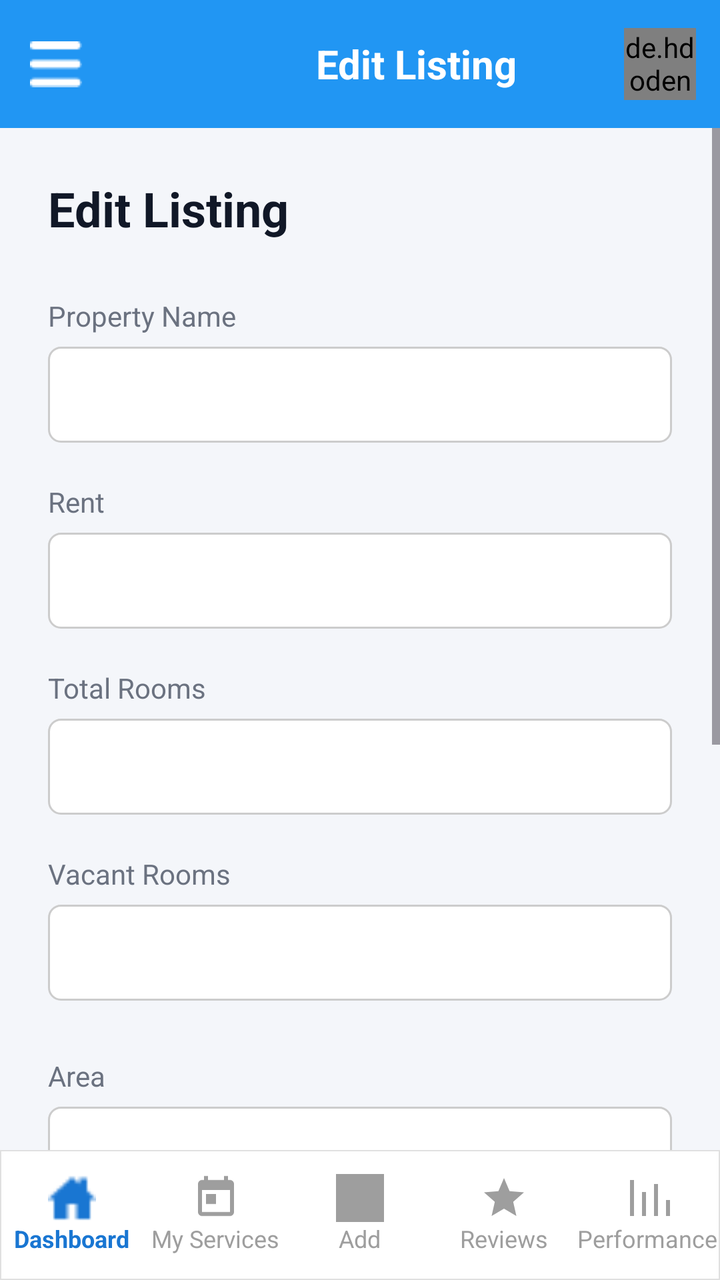
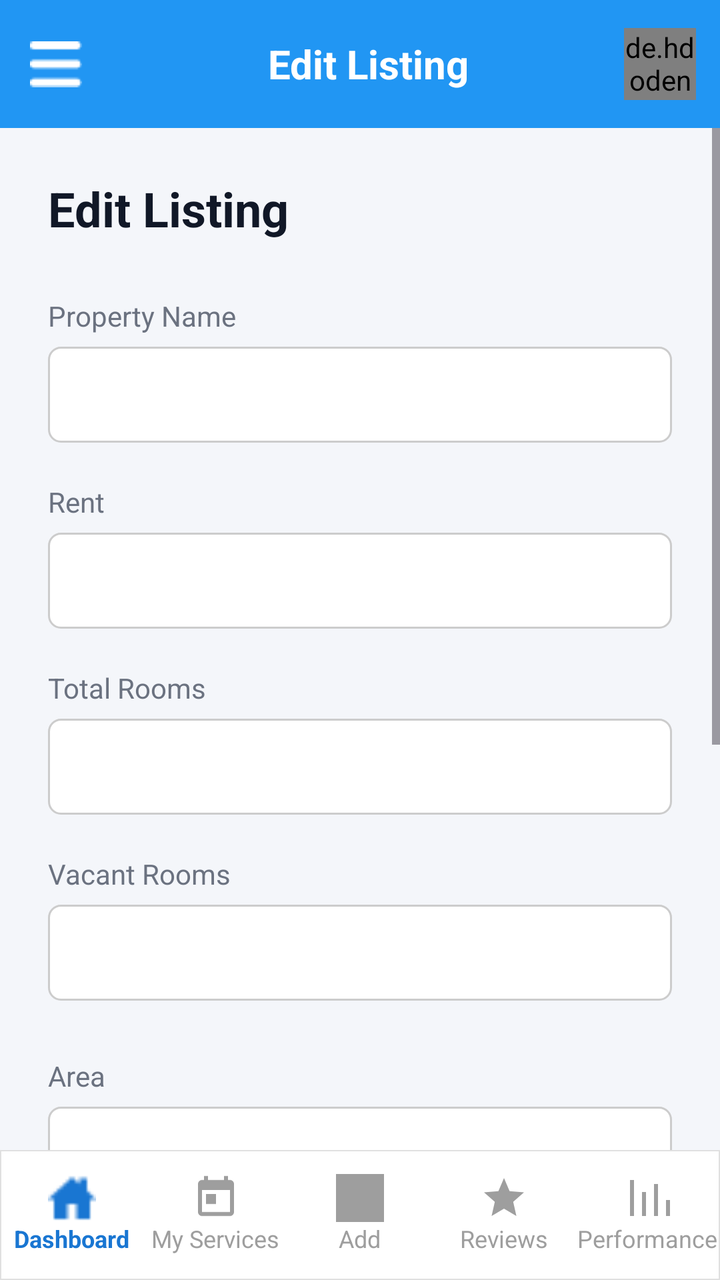

An Android layout rendered at two revisions. The XML below is the earlier revision; the diff shows what the commit changed to produce the second picture.
<!-- AndroidManifest.xml: application theme Theme.CampusSaathi -->
<!-- res/layout/activity_owner_edit_listing.xml -->
<?xml version="1.0" encoding="utf-8"?>
<androidx.drawerlayout.widget.DrawerLayout
    xmlns:android="http://schemas.android.com/apk/res/android"
    xmlns:app="http://schemas.android.com/apk/res-auto"
    android:id="@+id/drawerLayout"
    android:layout_width="match_parent"
    android:layout_height="match_parent">

    <androidx.coordinatorlayout.widget.CoordinatorLayout
        android:layout_width="match_parent"
        android:layout_height="match_parent"
        android:background="#F4F6FA">

        
        <androidx.appcompat.widget.Toolbar
            android:id="@+id/toolbar"
            android:layout_width="match_parent"
            android:layout_height="?attr/actionBarSize"
            android:background="#2196F3"
            app:navigationIcon="@drawable/ic_menu">

            <LinearLayout
                android:layout_width="match_parent"
                android:layout_height="match_parent"
                android:gravity="center_vertical"
                android:orientation="horizontal">

                <Space
                    android:layout_width="48dp"
                    android:layout_height="match_parent"/>

                <TextView
                    android:layout_width="0dp"
                    android:layout_height="wrap_content"
                    android:layout_weight="1"
                    android:gravity="center"
                    android:text="Edit Listing"
                    android:textColor="#FFFFFF"
                    android:textSize="20sp"
                    android:textStyle="bold"/>

                <de.hdodenhof.circleimageview.CircleImageView
                    android:id="@+id/headerProfile"
                    android:layout_width="36dp"
                    android:layout_height="36dp"
                    android:layout_marginEnd="12dp"
                    android:src="@drawable/default_avatar"
                    android:scaleType="centerCrop"
                    app:civ_border_width="1dp"
                    app:civ_border_color="#DDDDDD"/>

            </LinearLayout>

        </androidx.appcompat.widget.Toolbar>


        
        <LinearLayout
            android:layout_width="match_parent"
            android:layout_height="match_parent"
            android:orientation="vertical"
            android:layout_marginTop="?attr/actionBarSize">

            
            <ScrollView
                android:layout_width="match_parent"
                android:layout_height="0dp"
                android:layout_weight="1">

                
                <LinearLayout
                    android:paddingStart="24dp"
                    android:paddingEnd="24dp"
                    android:paddingTop="24dp"
                    android:paddingBottom="32dp"
                    android:orientation="vertical"
                    android:layout_width="match_parent"
                    android:layout_height="wrap_content">

                    
                    <TextView
                        android:text="Edit Listing"
                        android:textSize="24sp"
                        android:textStyle="bold"
                        android:textColor="#111827"
                        android:layout_marginBottom="28dp"
                        android:layout_width="wrap_content"
                        android:layout_height="wrap_content"/>

                    
                    <LinearLayout
                        android:id="@+id/layoutRoom"
                        android:orientation="vertical"
                        android:layout_width="match_parent"
                        android:layout_height="wrap_content">

                        <TextView
                            android:text="Property Name"
                            android:textSize="14sp"
                            android:textColor="#6B7280"
                            android:layout_marginBottom="6dp"
                            android:layout_width="wrap_content"
                            android:layout_height="wrap_content"/>

                        <EditText
                            android:id="@+id/etPropertyName"
                            android:background="@drawable/edit_bg"
                            android:padding="14dp"
                            android:layout_marginBottom="20dp"
                            android:layout_width="match_parent"
                            android:layout_height="48dp"/>

                        <TextView
                            android:text="Rent"
                            android:textSize="14sp"
                            android:textColor="#6B7280"
                            android:layout_marginBottom="6dp"
                            android:layout_width="wrap_content"
                            android:layout_height="wrap_content"/>

                        <EditText
                            android:id="@+id/etRent"
                            android:inputType="number"
                            android:background="@drawable/edit_bg"
                            android:padding="14dp"
                            android:layout_marginBottom="20dp"
                            android:layout_width="match_parent"
                            android:layout_height="48dp"/>

                        <TextView
                            android:text="Total Rooms"
                            android:textSize="14sp"
                            android:textColor="#6B7280"
                            android:layout_marginBottom="6dp"
                            android:layout_width="wrap_content"
                            android:layout_height="wrap_content"/>

                        <EditText
                            android:id="@+id/etTotalUnits"
                            android:inputType="number"
                            android:background="@drawable/edit_bg"
                            android:padding="14dp"
                            android:layout_marginBottom="20dp"
                            android:layout_width="match_parent"
                            android:layout_height="48dp"/>

                        <TextView
                            android:text="Vacant Rooms"
                            android:textSize="14sp"
                            android:textColor="#6B7280"
                            android:layout_marginBottom="6dp"
                            android:layout_width="wrap_content"
                            android:layout_height="wrap_content"/>

                        <EditText
                            android:id="@+id/etAvailableUnits"
                            android:inputType="number"
                            android:background="@drawable/edit_bg"
                            android:padding="14dp"
                            android:layout_marginBottom="28dp"
                            android:layout_width="match_parent"
                            android:layout_height="48dp"/>

                    </LinearLayout>

                    
                    <LinearLayout
                        android:id="@+id/layoutMess"
                        android:visibility="gone"
                        android:orientation="vertical"
                        android:layout_width="match_parent"
                        android:layout_height="wrap_content">

                        <TextView
                            android:text="Mess Name"
                            android:textSize="14sp"
                            android:textColor="#6B7280"
                            android:layout_marginBottom="6dp"
                            android:layout_width="wrap_content"
                            android:layout_height="wrap_content"/>

                        <EditText
                            android:id="@+id/etMessName"
                            android:background="@drawable/edit_bg"
                            android:padding="14dp"
                            android:layout_marginBottom="20dp"
                            android:layout_width="match_parent"
                            android:layout_height="48dp"/>

                        <TextView
                            android:text="Monthly Charge"
                            android:textSize="14sp"
                            android:textColor="#6B7280"
                            android:layout_marginBottom="6dp"
                            android:layout_width="wrap_content"
                            android:layout_height="wrap_content"/>

                        <EditText
                            android:id="@+id/etMonthlyCharge"
                            android:inputType="number"
                            android:background="@drawable/edit_bg"
                            android:padding="14dp"
                            android:layout_marginBottom="20dp"
                            android:layout_width="match_parent"
                            android:layout_height="48dp"/>

                        <TextView
                            android:text="Daily Charge"
                            android:textSize="14sp"
                            android:textColor="#6B7280"
                            android:layout_marginBottom="6dp"
                            android:layout_width="wrap_content"
                            android:layout_height="wrap_content"/>

                        <EditText
                            android:id="@+id/etDailyCharge"
                            android:inputType="number"
                            android:background="@drawable/edit_bg"
                            android:padding="14dp"
                            android:layout_marginBottom="28dp"
                            android:layout_width="match_parent"
                            android:layout_height="48dp"/>

                    </LinearLayout>

                    
                    <LinearLayout
                        android:id="@+id/layoutTuition"
                        android:visibility="gone"
                        android:orientation="vertical"
                        android:layout_width="match_parent"
                        android:layout_height="wrap_content">

                        <TextView
                            android:text="Tuition Name"
                            android:textSize="14sp"
                            android:textColor="#6B7280"
                            android:layout_marginBottom="6dp"
                            android:layout_width="wrap_content"
                            android:layout_height="wrap_content"/>

                        <EditText
                            android:id="@+id/etTuitionName"
                            android:background="@drawable/edit_bg"
                            android:padding="14dp"
                            android:layout_marginBottom="20dp"
                            android:layout_width="match_parent"
                            android:layout_height="48dp"/>

                        <TextView
                            android:text="Fees"
                            android:textSize="14sp"
                            android:textColor="#6B7280"
                            android:layout_marginBottom="6dp"
                            android:layout_width="wrap_content"
                            android:layout_height="wrap_content"/>

                        <EditText
                            android:id="@+id/etFees"
                            android:inputType="number"
                            android:background="@drawable/edit_bg"
                            android:padding="14dp"
                            android:layout_marginBottom="20dp"
                            android:layout_width="match_parent"
                            android:layout_height="48dp"/>

                        <TextView
                            android:text="Duration"
                            android:textSize="14sp"
                            android:textColor="#6B7280"
                            android:layout_marginBottom="6dp"
                            android:layout_width="wrap_content"
                            android:layout_height="wrap_content"/>

                        <EditText
                            android:id="@+id/etDuration"
                            android:background="@drawable/edit_bg"
                            android:padding="14dp"
                            android:layout_marginBottom="28dp"
                            android:layout_width="match_parent"
                            android:layout_height="48dp"/>

                    </LinearLayout>

                    

                    <TextView
                        android:text="Area"
                        android:textSize="14sp"
                        android:textColor="#6B7280"
                        android:layout_marginBottom="6dp"
                        android:layout_width="wrap_content"
                        android:layout_height="wrap_content"/>

                    <EditText
                        android:id="@+id/etArea"
                        android:background="@drawable/edit_bg"
                        android:padding="14dp"
                        android:layout_marginBottom="20dp"
                        android:layout_width="match_parent"
                        android:layout_height="48dp"/>

                    <TextView
                        android:text="City"
                        android:textSize="14sp"
                        android:textColor="#6B7280"
                        android:layout_marginBottom="6dp"
                        android:layout_width="wrap_content"
                        android:layout_height="wrap_content"/>

                    <EditText
                        android:id="@+id/etCity"
                        android:background="@drawable/edit_bg"
                        android:padding="14dp"
                        android:layout_marginBottom="20dp"
                        android:layout_width="match_parent"
                        android:layout_height="48dp"/>

                    <TextView
                        android:text="Landmark"
                        android:textSize="14sp"
                        android:textColor="#6B7280"
                        android:layout_marginBottom="6dp"
                        android:layout_width="wrap_content"
                        android:layout_height="wrap_content"/>

                    <EditText
                        android:id="@+id/etLandmark"
                        android:background="@drawable/edit_bg"
                        android:padding="14dp"
                        android:layout_marginBottom="32dp"
                        android:layout_width="match_parent"
                        android:layout_height="48dp"/>

                    
                    <Button
                        android:id="@+id/btnSave"
                        android:text="Save Changes"
                        android:textAllCaps="false"
                        android:textSize="16sp"
                        android:textStyle="bold"
                        android:layout_marginTop="8dp"
                        android:backgroundTint="#2563EB"
                        android:textColor="@android:color/white"
                        android:layout_width="match_parent"
                        android:layout_height="52dp"/>

                </LinearLayout>

            </ScrollView>


            
            <com.google.android.material.bottomnavigation.BottomNavigationView
                android:id="@+id/bottomNav"
                android:layout_width="match_parent"
                android:layout_height="wrap_content"
                android:minHeight="65dp"
                android:layout_gravity="bottom"
                android:background="@drawable/bottom_nav_bg"
                app:menu="@menu/owner_bottom_menu"
                app:itemIconSize="24dp"
                app:itemIconTint="@color/bottom_nav_selector"
                app:itemTextColor="@color/bottom_nav_selector"
                app:itemTextAppearanceActive="@style/TextAppearance.AppCompat.Caption"
                app:itemTextAppearanceInactive="@style/TextAppearance.AppCompat.Caption"
                app:labelVisibilityMode="labeled"/>

        </LinearLayout>

    </androidx.coordinatorlayout.widget.CoordinatorLayout>


    
    <com.google.android.material.navigation.NavigationView
        android:id="@+id/navigation_view"
        android:layout_width="280dp"
        android:layout_height="match_parent"
        android:layout_gravity="start"
        android:fitsSystemWindows="true"
        app:itemBackground="@drawable/nav_item_background"
        app:menu="@menu/owner_menu_drawer"/>

</androidx.drawerlayout.widget.DrawerLayout>
<!-- resources referenced by this layout -->
<resources>
  <!-- drawable bottom_nav_bg (drawable) -->
  <shape xmlns:android="http://schemas.android.com/apk/res/android">
      <solid android:color="#ffffff"/>
      <stroke
          android:width="0.5dp"
          android:color="#E0E0E0"/>
  </shape>
  <!-- drawable default_avatar (drawable) -->
  <vector xmlns:android="http://schemas.android.com/apk/res/android"
      android:width="100dp"
      android:height="100dp"
      android:viewportWidth="24"
      android:viewportHeight="24">
  
      
      <path
          android:fillColor="#E3F2FD"
          android:pathData="M12,2A10,10 0,1 1,2 12A10,10 0,0 1,12 2Z"/>
  
      
      <path
          android:fillColor="#2196F3"
          android:pathData="M12,6A3,3 0,1 1,9 9A3,3 0,0 1,12 6Z"/>
  
      
      <path
          android:fillColor="#2196F3"
          android:pathData="M12,12c-3,0 -6,1.5 -6,4v1h12v-1c0,-2.5 -3,-4 -6,-4z"/>
  </vector>
  <!-- drawable edit_bg (drawable) -->
  <shape xmlns:android="http://schemas.android.com/apk/res/android">
      <solid android:color="#FFFFFF"/>
      <stroke android:width="1dp" android:color="#CCCCCC"/>
      <corners android:radius="6dp"/>
  </shape>
  <!-- drawable ic_menu: png bitmap (drawable, 269 bytes) -->
  <!-- drawable nav_item_background (drawable) -->
  <selector xmlns:android="http://schemas.android.com/apk/res/android">
  
      
      <item
          android:drawable="@drawable/bg_role_selected"
          android:state_checked="true"/>
  
      
      <item
          android:drawable="@drawable/bg_role_unselected"/>
  
  </selector>
  <style name="Theme.CampusSaathi" parent="Base.Theme.CampusSaathi" />
  <!-- drawable bg_role_selected (drawable) -->
  <shape xmlns:android="http://schemas.android.com/apk/res/android">
      <solid android:color="#E3F2FD"/>
      <stroke
          android:width="2dp"
          android:color="#2979FF"/>
      <corners android:radius="12dp"/>
  </shape>
  <!-- drawable bg_role_unselected (drawable) -->
  <shape xmlns:android="http://schemas.android.com/apk/res/android">
      <solid android:color="#FFFFFF"/>
      <stroke
          android:width="1dp"
          android:color="#DDDDDD"/>
      <corners android:radius="12dp"/>
  </shape>
  <style name="Base.Theme.CampusSaathi" parent="Theme.Material3.Light.NoActionBar">
          
      </style>
</resources>

<!-- the commit's change to res/layout/activity_owner_edit_listing.xml (unified diff, before → after) -->
@@ -25,9 +25,7 @@
                 android:gravity="center_vertical"
                 android:orientation="horizontal">
 
-                <Space
-                    android:layout_width="48dp"
-                    android:layout_height="match_parent"/>
+
 
                 <TextView
                     android:layout_width="0dp"
